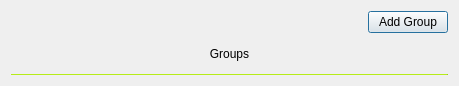
First picture: the form in designs/xml/groups_window.ui, repository daniel-deru/WorkMate-3.0, before the edit.
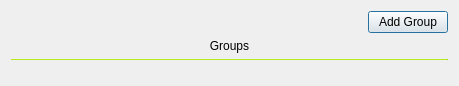
Second picture: the form after the edit.

Commit message: added styles to the group windows

```diff
--- a/designs/xml/groups_window.ui
+++ b/designs/xml/groups_window.ui
@@ -43,6 +43,12 @@
    </item>
    <item>
     <widget class="QLabel" name="lbl_groups">
+     <property name="sizePolicy">
+      <sizepolicy hsizetype="Preferred" vsizetype="Fixed">
+       <horstretch>0</horstretch>
+       <verstretch>0</verstretch>
+      </sizepolicy>
+     </property>
      <property name="text">
       <string>Groups</string>
      </property>
@@ -73,6 +79,19 @@
    <item>
     <layout class="QVBoxLayout" name="vbox_group_container"/>
    </item>
+   <item>
+    <spacer name="verticalSpacer">
+     <property name="orientation">
+      <enum>Qt::Vertical</enum>
+     </property>
+     <property name="sizeHint" stdset="0">
+      <size>
+       <width>20</width>
+       <height>40</height>
+      </size>
+     </property>
+    </spacer>
+   </item>
   </layout>
  </widget>
  <resources/>
```
The commit also changes 7 other files.
